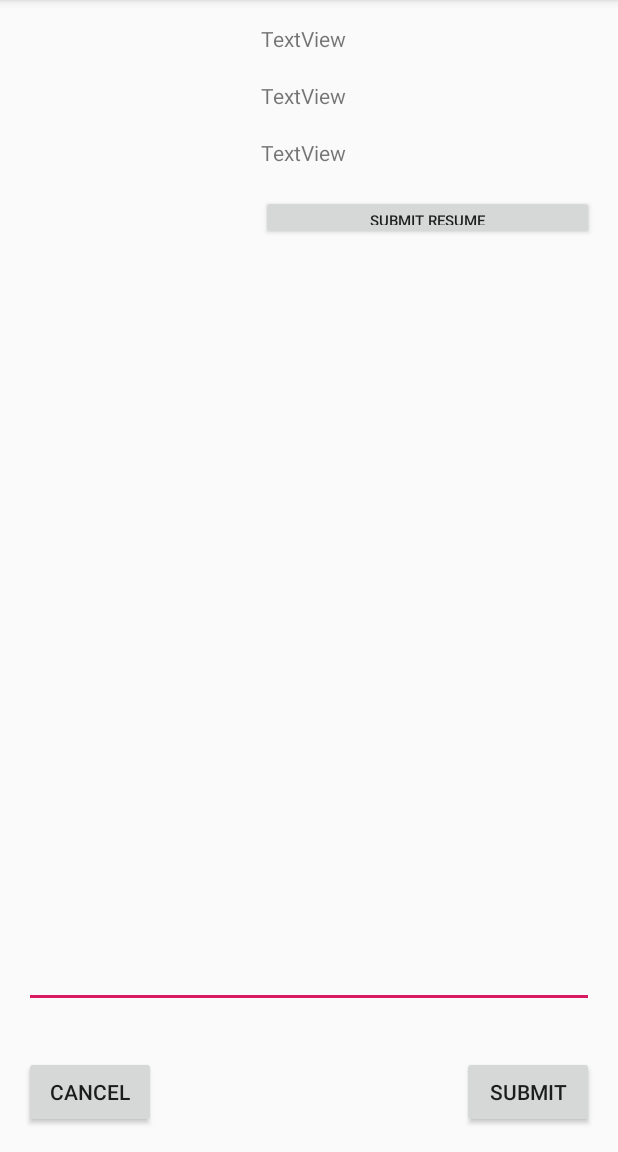
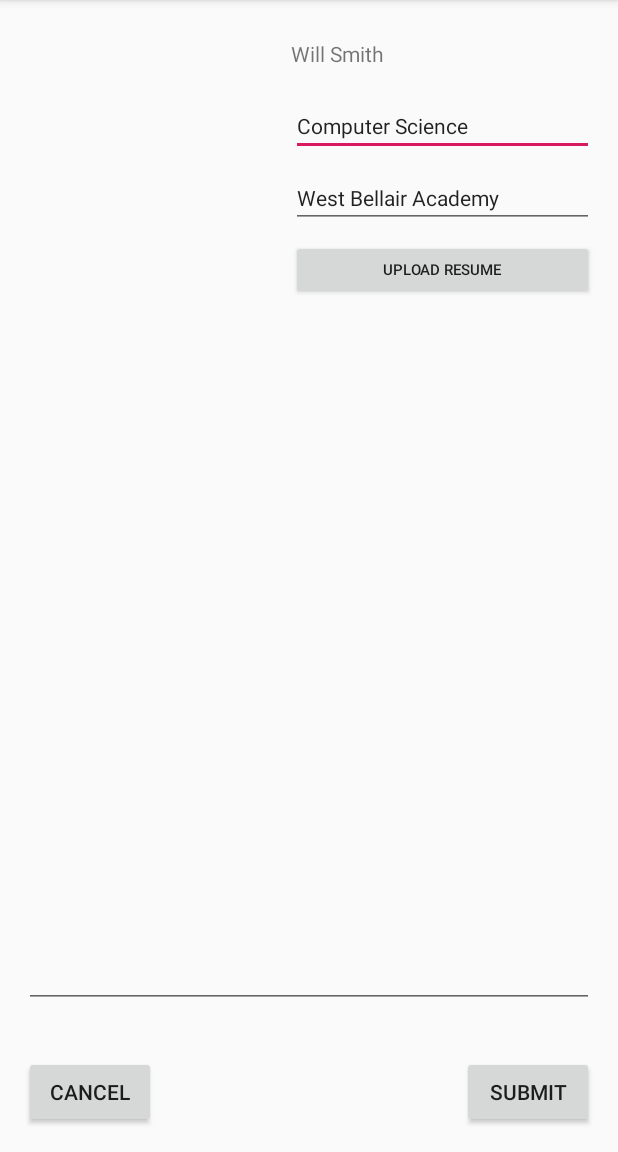
Before and after one commit to isaiahmcnealy/SavvyLLC, an Android app: the screen it shows after launch (SettingsActivity), on a phone screen of 412 x 824 dp, the part 84-1236 px from its top. Run offline under Robolectric (Android 15) with nearby library versions, the phone set to English and light mode, and no system bars.

Commit message:
Layout for SettingsActivity completed

```diff
--- a/app/src/main/res/layout/activity_settings.xml
+++ b/app/src/main/res/layout/activity_settings.xml
@@ -9,8 +9,8 @@
 
     <ImageView
         android:id="@+id/imageView_ProfileImage"
-        android:layout_width="150dp"
-        android:layout_height="150dp"
+        android:layout_width="170dp"
+        android:layout_height="221dp"
         android:layout_marginStart="8dp"
         android:layout_marginLeft="8dp"
         android:layout_marginTop="8dp"
@@ -21,13 +21,14 @@
     <TextView
         android:id="@+id/textView_FullName"
         android:layout_width="0dp"
-        android:layout_height="30dp"
+        android:layout_height="40dp"
         android:layout_marginStart="16dp"
         android:layout_marginLeft="16dp"
         android:layout_marginTop="16dp"
         android:layout_marginEnd="16dp"
         android:layout_marginRight="16dp"
-        android:text="TextView"
+        android:gravity="center_vertical"
+        android:text="Will Smith"
         android:textSize="14sp"
         app:layout_constraintEnd_toEndOf="parent"
         app:layout_constraintHorizontal_bias="0.0"
@@ -35,16 +36,16 @@
         app:layout_constraintTop_toTopOf="parent"
         tools:text="FirstName LastName" />
 
-    <TextView
-        android:id="@+id/textView_Major"
+    <EditText
+        android:id="@+id/editText_Major"
         android:layout_width="0dp"
-        android:layout_height="30dp"
+        android:layout_height="40dp"
         android:layout_marginStart="16dp"
         android:layout_marginLeft="16dp"
         android:layout_marginTop="8dp"
         android:layout_marginEnd="16dp"
         android:layout_marginRight="16dp"
-        android:text="TextView"
+        android:text="Computer Science"
         android:textSize="14sp"
         app:layout_constraintEnd_toEndOf="parent"
         app:layout_constraintHorizontal_bias="0.0"
@@ -52,38 +53,38 @@
         app:layout_constraintTop_toBottomOf="@+id/textView_FullName"
         tools:text="Computer Science" />
 
-    <TextView
-        android:id="@+id/textView_University"
+    <EditText
+        android:id="@+id/editText_University"
         android:layout_width="0dp"
-        android:layout_height="30dp"
+        android:layout_height="40dp"
         android:layout_marginStart="16dp"
         android:layout_marginLeft="16dp"
         android:layout_marginTop="8dp"
         android:layout_marginEnd="16dp"
         android:layout_marginRight="16dp"
-        android:text="TextView"
+        android:text="West Bellair Academy"
         android:textSize="14sp"
         app:layout_constraintEnd_toEndOf="parent"
         app:layout_constraintHorizontal_bias="0.0"
         app:layout_constraintStart_toEndOf="@+id/imageView_ProfileImage"
-        app:layout_constraintTop_toBottomOf="@+id/textView_Major"
+        app:layout_constraintTop_toBottomOf="@+id/editText_Major"
         tools:text="FAMU" />
 
     <Button
-        android:id="@+id/button_SubmitResume"
+        android:id="@+id/button_UploadResume"
         android:layout_width="0dp"
-        android:layout_height="30dp"
+        android:layout_height="40dp"
         android:layout_marginStart="16dp"
         android:layout_marginLeft="16dp"
         android:layout_marginTop="8dp"
         android:layout_marginEnd="16dp"
         android:layout_marginRight="16dp"
-        android:text="Submit Resume"
+        android:text="Upload Resume"
         android:textSize="10sp"
         app:layout_constraintEnd_toEndOf="parent"
         app:layout_constraintHorizontal_bias="0.0"
         app:layout_constraintStart_toEndOf="@+id/imageView_ProfileImage"
-        app:layout_constraintTop_toBottomOf="@+id/textView_University" />
+        app:layout_constraintTop_toBottomOf="@+id/editText_University" />
 
     <Button
         android:id="@+id/button_Cancel"
@@ -120,7 +121,7 @@
         android:ems="10"
         android:gravity="start|top"
         android:inputType="textMultiLine"
-        android:maxLines="5"
+        android:minLines="5"
         app:layout_constraintBottom_toTopOf="@+id/button_Cancel"
         app:layout_constraintEnd_toEndOf="parent"
         app:layout_constraintStart_toStartOf="parent"
```
